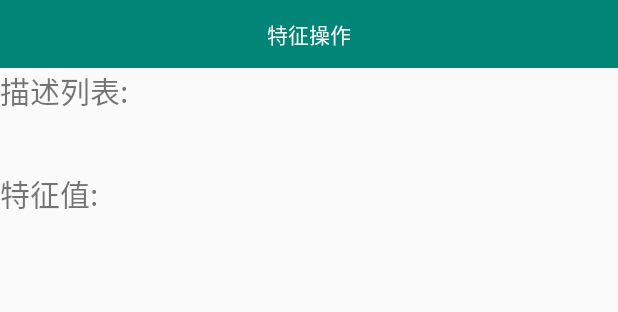
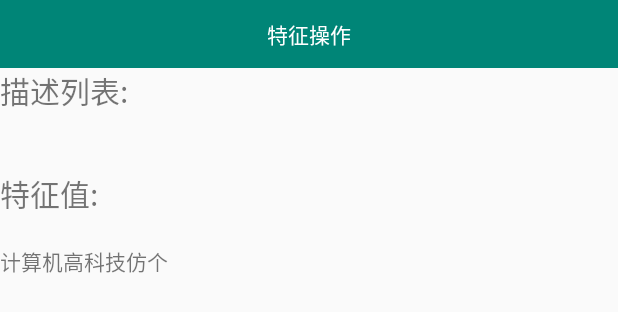
Before and after one commit to jackyHuangH/BleTestor, an Android app: the layout activity_changechar.xml on its own in the app's theme, with its tools: preview values and no code run, on a phone screen of 412 x 824 dp. Shown: the top 312 px of the screen. Run offline under Robolectric (Android 15) with nearby library versions, the light colour scheme and no system bars.

Commit message:
补充提交

```diff
--- a/app/src/main/java/com/zenchn/bletester/service/BleService.java
+++ b/app/src/main/java/com/zenchn/bletester/service/BleService.java
@@ -151,8 +151,7 @@ public class BleService extends Service {
 	};
 
 	@SuppressLint("NewApi")
-	private void getChartacteristicValue(
-			BluetoothGattCharacteristic characteristic) {
+	private void getChartacteristicValue(BluetoothGattCharacteristic characteristic) {
 
 		List<BluetoothGattDescriptor> des = characteristic.getDescriptors();
 		Intent mIntent = new Intent(ACTION_CHAR_READED);
--- a/app/src/main/java/com/zenchn/bletester/ui/ChangeCharActivity.java
+++ b/app/src/main/java/com/zenchn/bletester/ui/ChangeCharActivity.java
@@ -79,7 +79,7 @@ public class ChangeCharActivity extends AppCompatActivity implements OnClickList
 	int rssi;
 	long period;
 	int write_byte_number;
-	boolean startNotify;
+	boolean startNotify=true;
 	boolean isNotifyHex;
 	boolean isHex;
 
--- a/app/src/main/java/com/zenchn/bletester/ui/DeviceConnectActivity.java
+++ b/app/src/main/java/com/zenchn/bletester/ui/DeviceConnectActivity.java
@@ -21,6 +21,7 @@ import android.view.View;
 import android.widget.AdapterView;
 import android.widget.AdapterView.OnItemClickListener;
 import android.widget.ListView;
+import android.widget.TextView;
 import android.widget.Toast;
 
 import com.zenchn.bletester.R;
@@ -34,7 +35,7 @@ import java.util.List;
 
 
 /**
- * 连接设备
+ * 服务列表
  * @author HZJ
  */
 public class DeviceConnectActivity extends AppCompatActivity {
@@ -157,6 +158,9 @@ public class DeviceConnectActivity extends AppCompatActivity {
 	}
 
 	private void init() {
+		TextView tvTitle = (TextView) findViewById(R.id.tv_title);
+		tvTitle.setText("服务列表");
+
 		serviceList = (ListView) findViewById(R.id.lv_deviceList);
 		serviceList.setEmptyView(findViewById(R.id.pb_empty));
 		servicesListAdapter = new BleSevicesListAdapter(this);
--- a/app/src/main/java/com/zenchn/bletester/ui/MainActivity.java
+++ b/app/src/main/java/com/zenchn/bletester/ui/MainActivity.java
@@ -33,6 +33,9 @@ import java.util.Timer;
 import java.util.TimerTask;
 
 
+/**设备列表
+ * @author HZJ
+ */
 public class MainActivity extends AppCompatActivity {
 	ListView listView;
 	SwipeRefreshLayout swagLayout;
--- a/app/src/main/res/layout/activity_changechar.xml
+++ b/app/src/main/res/layout/activity_changechar.xml
@@ -1,16 +1,18 @@
 <?xml version="1.0" encoding="utf-8"?>
-<LinearLayout xmlns:android="http://schemas.android.com/apk/res/android"
-              android:layout_width="match_parent"
-              android:layout_height="match_parent"
-              android:orientation="vertical">
+<LinearLayout
+    xmlns:android="http://schemas.android.com/apk/res/android"
+    xmlns:tools="http://schemas.android.com/tools"
+    android:layout_width="match_parent"
+    android:layout_height="match_parent"
+    android:orientation="vertical">
 
     <TextView
         android:id="@+id/tv_title"
         android:layout_width="match_parent"
         android:layout_height="45dp"
+        android:background="@color/colorPrimary"
+        android:gravity="center"
         android:text="特征操作"
-        android:gravity="center"
-        android:background="@color/colorPrimary"
         android:textColor="@android:color/white"/>
 
     <TextView
@@ -42,6 +44,7 @@
 
     <TextView
         android:id="@+id/tv_charHex"
+        tools:text="计算机高科技仿个"
         android:layout_width="wrap_content"
         android:layout_height="wrap_content"/>
 
@@ -80,7 +83,7 @@
             android:layout_width="0dp"
             android:layout_height="wrap_content"
             android:layout_weight="1"
-            android:text="开始通知"
+            android:text="停止通知"
             android:visibility="gone"/>
     </LinearLayout>
 
@@ -94,9 +97,8 @@
         <TextView
             android:id="@+id/et_notify_resualt"
             android:layout_width="match_parent"
-            android:layout_height="match_parent"
+            android:layout_height="wrap_content"
             android:background="#ffffff"
-            android:editable="false"
             android:focusable="false"
             android:gravity="top"
             android:hint="(此处显示通知的值)"/>
```
